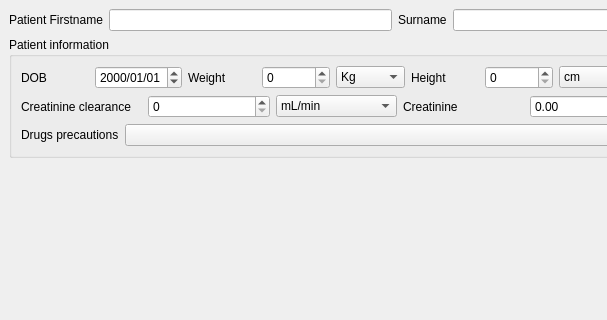
This is plugins/fdmainwindowplugin/mainwindow.ui in FreeHealth/freehealth as Qt 5 draws it before an edit; both pictures show x 0 to 607 and y 0 to 320 of the 800 by 600 pixel window. The edited form follows.
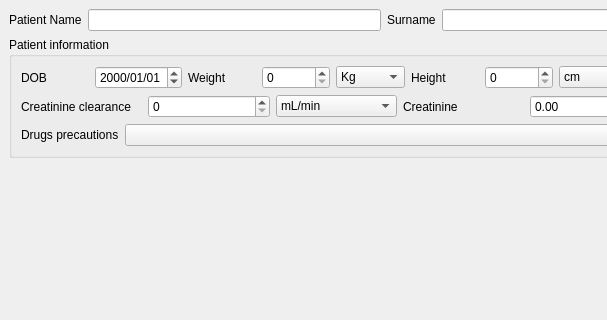
This is the edited form. Custom widgets are drawn as their Qt base class.

Commit message: Renaming surname to firstname in the whole code

What changed in the file:
```diff
--- a/plugins/fdmainwindowplugin/mainwindow.ui
+++ b/plugins/fdmainwindowplugin/mainwindow.ui
@@ -17,7 +17,7 @@
       <item>
        <widget class="QLabel" name="label">
         <property name="text">
-         <string>Patient Firstname</string>
+         <string>Patient Name</string>
         </property>
        </widget>
       </item>
```
Left out of the diff: 2 changed lines with no effect on the pictures. The commit also changes 40 other files.
